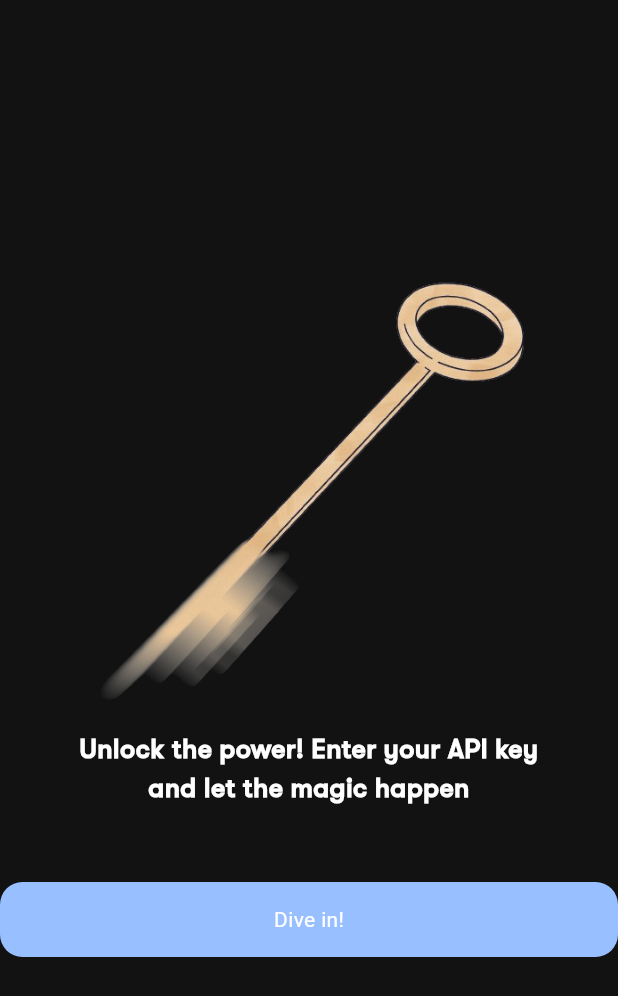
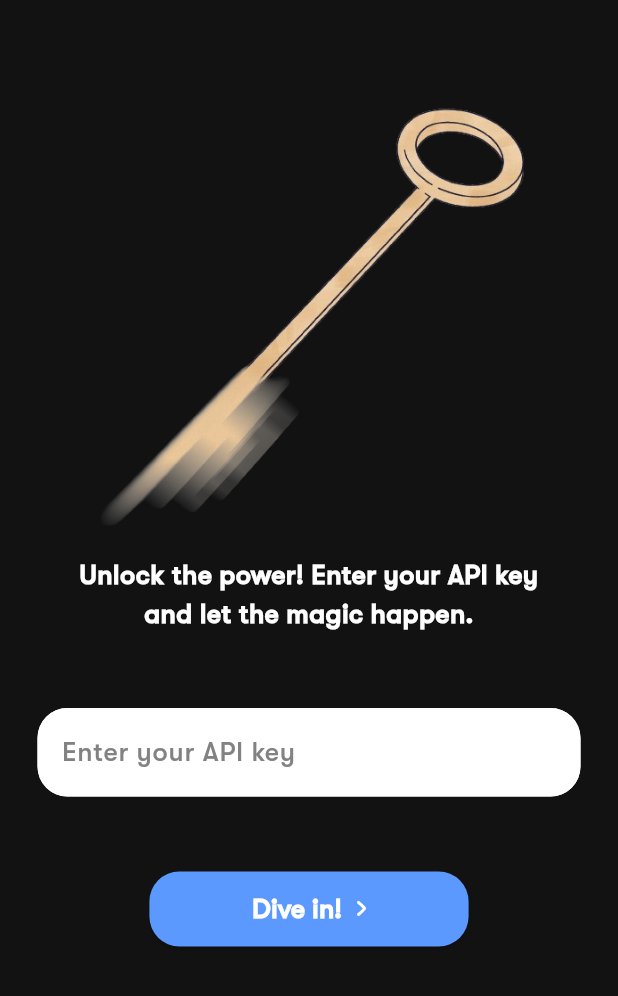
Before and after one commit to AmanGit010/ConvGen, a Flutter app: the KeysScreen screen opened directly, on a phone screen of 412 x 824 dp. Shown: the top 996 px of the screen. Run offline on Flutter 3.47's test engine with Material 3 defaults, Android fonts, the phone set to English and light mode, and no system bars; our stand-ins replace animated_splash_screen, confetti, flutter_mobx, flutter_svg, hive, hive_flutter and 1 more; missing offline and left inert: gif; accounts and stored records are empty; generated files the repository leaves out were written again.

Commit message:
Add: API key input flow, Hive DB setup

```diff
--- /dev/null
+++ b/lib/core/constants/api_constants.dart
@@ -0,0 +1,4 @@
+import 'package:hive_flutter/hive_flutter.dart';
+
+const String api_url = '';
+final String api_key = Hive.box('keyBox').get(0).toString();
--- a/lib/feature/chatgpt/screens/chatgpt_screen.dart
+++ b/lib/feature/chatgpt/screens/chatgpt_screen.dart
@@ -1,15 +1,12 @@
 import 'package:flutter/material.dart';
-import 'package:provider/provider.dart';
 
 import '../../app/widgets/resuable_appbar.dart';
-import '../../main/store/main_store.dart';
 
 class ChatgptScreen extends StatelessWidget {
   const ChatgptScreen({super.key});
 
   @override
   Widget build(BuildContext context) {
-    final store = context.read<MainStore>();
     return Scaffold(
       appBar: ReusableAppbar(title: 'ChatGPT', ontap: () {}),
       body: const Column(
--- a/lib/feature/keys/screens/keys_screen.dart
+++ /dev/null
@@ -1,41 +0,0 @@
-import 'package:flutter/material.dart';
-
-import '../../../core/constants/colors.dart';
-import '../../../core/constants/styles.dart';
-
-class KeysScreen extends StatelessWidget {
-  const KeysScreen({super.key});
-
-  @override
-  Widget build(BuildContext context) {
-    return Scaffold(
-      body: Column(
-        mainAxisAlignment: MainAxisAlignment.center,
-        children: [
-          Image.asset(
-            'assets/png/api_key.png',
-            height: 300,
-          ),
-          const Text(
-            "Unlock the power! Enter your API key\nand let the magic happen",
-            style: AppTextStyle.gt18whitebold,
-            textAlign: TextAlign.center,
-          ),
-          const SizedBox(height: 50),
-          Container(
-            decoration: BoxDecoration(
-              color: AppColors.lblue,
-              borderRadius: BorderRadius.circular(15),
-            ),
-            child: Padding(
-              padding: const EdgeInsets.all(15),
-              child: Center(
-                child: Text("Dive in!"),
-              ),
-            ),
-          )
-        ],
-      ),
-    );
-  }
-}
--- a/lib/feature/keys/store/keys_store.dart
+++ /dev/null
@@ -1,6 +0,0 @@
-import 'package:mobx/mobx.dart';
-part 'keys_store.g.dart';
-
-class KeysStore = _KeysStoreBase with _$KeysStore;
-
-abstract class _KeysStoreBase with Store {}
--- /dev/null
+++ b/lib/feature/onboarding/screens/key_screen.dart
@@ -0,0 +1,179 @@
+// ignore_for_file: deprecated_member_use
+
+import 'package:confetti/confetti.dart';
+import 'package:flutter/material.dart';
+import 'package:flutter_mobx/flutter_mobx.dart';
+import 'package:flutter_svg/flutter_svg.dart';
+import 'package:hive/hive.dart';
+
+import '../../../core/constants/colors.dart';
+import '../../../core/constants/styles.dart';
+import '../../main/main_screen.dart';
+import '../store/keys_store.dart';
+
+class KeysScreen extends StatefulWidget {
+  const KeysScreen({super.key});
+
+  @override
+  State<KeysScreen> createState() => _KeysScreenState();
+}
+
+class _KeysScreenState extends State<KeysScreen> {
+  late ConfettiController _confettiController;
+  late KeysStore _confettiStore;
+  final TextEditingController _apikey = TextEditingController();
+  final formKey = GlobalKey<FormState>();
+
+  @override
+  void initState() {
+    super.initState();
+    _confettiController =
+        ConfettiController(duration: const Duration(seconds: 1));
+    _confettiStore = KeysStore();
+  }
+
+  void _playConfetti() {
+    _confettiController.play();
+    _confettiStore.setConfettiFinished(false);
+  }
+
+  Future<void> _navigateToNextScreen() async {
+    await Future.delayed(const Duration(seconds: 3));
+    if (mounted) {
+      _confettiStore.setConfettiFinished(true);
+      await Navigator.pushReplacement(
+        context,
+        MaterialPageRoute(builder: (context) => const MainScreen()),
+      );
+    }
+  }
+
+  // final keyBox = Hive.openBox('apiKey');
+
+  //hive box reference
+  final _box = Hive.box('keyBox');
+
+  @override
+  Widget build(BuildContext context) {
+    return Scaffold(
+      body: SafeArea(
+        child: SingleChildScrollView(
+          child: Column(
+            // mainAxisSize: MainAxisSize.min,
+            children: [
+              const SizedBox(height: 70),
+              Image.asset(
+                'assets/png/api_key.png',
+                height: 300,
+              ),
+              const Text(
+                "Unlock the power! Enter your API key\nand let the magic happen.",
+                style: AppTextStyle.gt18whitebold,
+                textAlign: TextAlign.center,
+              ),
+              const SizedBox(height: 50),
+              Padding(
+                padding: const EdgeInsets.symmetric(horizontal: 25),
+                child: Form(
+                  key: formKey,
+                  child: TextFormField(
+                    controller: _apikey,
+                    decoration: InputDecoration(
+                      hintText: 'Enter your API key',
+                      hintStyle: AppTextStyle.gt18black
+                          .copyWith(color: AppColors.grey3),
+                      fillColor: Colors.white,
+                      filled: true,
+                      errorStyle: AppTextStyle.gt18white
+                          .copyWith(color: Colors.redAccent),
+                      border: OutlineInputBorder(
+                        borderRadius: BorderRadius.circular(20),
+                      ),
+                      errorBorder: OutlineInputBorder(
+                        borderSide: const BorderSide(
+                          width: 2.5,
+                          color: Colors.redAccent,
+                        ),
+                        borderRadius: BorderRadius.circular(20),
+                      ),
+                    ),
+                    style: AppTextStyle.gt18black,
+                    validator: (value) {
+                      final RegExp regex = RegExp(r"^[A-Za-z0-9-]{50,}$");
+                      if (value!.isEmpty) {
+                        return 'Please enter your API key.';
+                      }
+                      if (!regex.hasMatch(value)) {
+                        return 'Please enter valid API key.';
+                      }
+                      return null;
+                    },
+                  ),
+                ),
+              ),
+              const SizedBox(height: 50),
+              Stack(
+                alignment: Alignment.center,
+                children: [
+                  ElevatedButton(
+                    style: ElevatedButton.styleFrom(
+                      backgroundColor: AppColors.nblue,
+                      shape: RoundedRectangleBorder(
+                        borderRadius: BorderRadius.circular(20),
+                      ),
+                    ),
+                    onPressed: () {
+                      if (formKey.currentState!.validate()) {
+                        final value = _apikey.value.text;
+                        _box.add(value);
+                        _playConfetti();
+                        _navigateToNextScreen();
+                      }
+                    },
+                    child: SizedBox(
+                      width: MediaQuery.sizeOf(context).width * 0.4,
+                      height: 50,
+                      child: Row(
+                        mainAxisAlignment: MainAxisAlignment.center,
+                        children: [
+                          const Text(
+                            "Dive in!",
+                            style: AppTextStyle.gt18whitebold,
+                          ),
+                          const SizedBox(width: 10),
+                          SvgPicture.asset(
+                            'assets/svg/chevron_right.svg',
+                            color: Colors.white,
+                          )
+                        ],
+                      ),
+                    ),
+                  ),
+                  Observer(builder: (context) {
+                    if (!_confettiStore.isConfettiFinished) {
+                      return ConfettiWidget(
+                        confettiController: _confettiController,
+                        blastDirectionality: BlastDirectionality.explosive,
+                        emissionFrequency: 0.01,
+                        gravity: 0.35,
+                        colors: const [
+                          Colors.red,
+                          Colors.blue,
+                          Colors.green,
+                          Colors.yellow
+                        ],
+                      );
+                    } else {
+                      _navigateToNextScreen();
+                      return Container();
+                    }
+                  }),
+                ],
+              ),
+            ],
+          ),
+        ),
+      ),
+    );
+  }
+}
```
Also changed, not shown: lib/feature/app/splash_screen.dart (+6 -2 lines), lib/feature/onboarding/screens/onboarding_screen.dart (added, +83 -0 lines), lib/feature/onboarding/store/keys_store.dart (added, +16 -0 lines), lib/main.dart (+9 -1 lines), pubspec.yaml (+12 -5 lines), assets/gif/secure.gif (added), assets/svg/chevron_right.svg (added), lib/feature/keys/store/keys_store.g.dart (deleted), lib/feature/onboarding/store/keys_store.g.dart (added), pubspec.lock, 2 other files.
